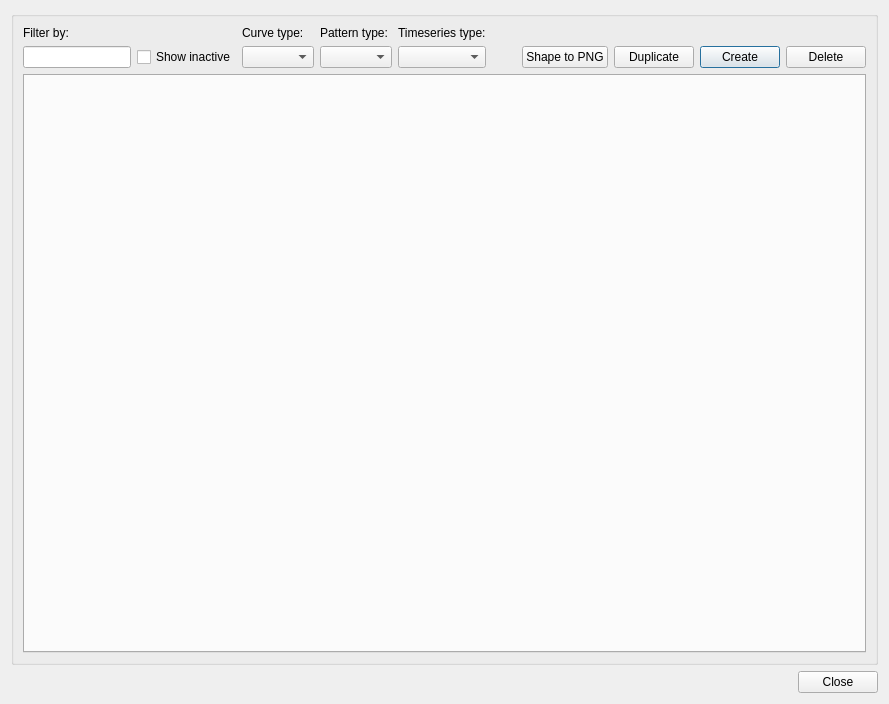
First picture: the form in core/ui/toolbars/epa/nonvisual_manager.ui, repository Giswater/giswater_qgis_plugin, before the edit.
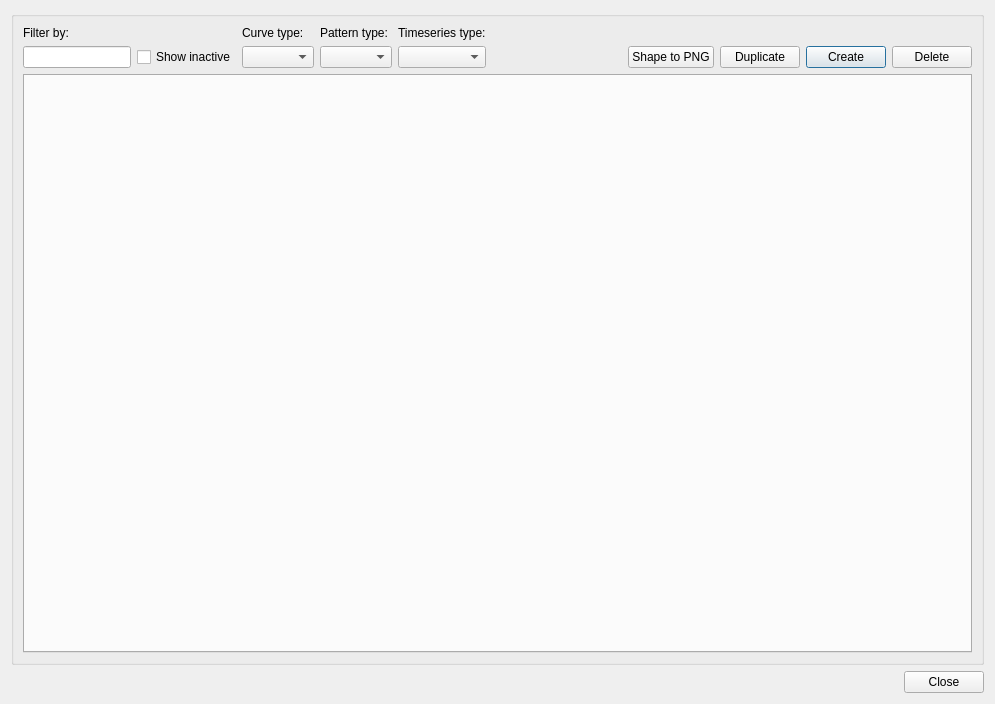
Second picture: the form after the edit.

Commit message: enhance (tabulation): improve order on nonvisual forms

Diff of the .ui file:
```diff
--- a/core/ui/toolbars/epa/nonvisual_manager.ui
+++ b/core/ui/toolbars/epa/nonvisual_manager.ui
@@ -6,7 +6,7 @@
    <rect>
     <x>0</x>
     <y>0</y>
-    <width>870</width>
+    <width>995</width>
     <height>704</height>
    </rect>
   </property>
```
Left out of the diff: 8 changed lines with no effect on the pictures. The commit also changes 4 other files.
